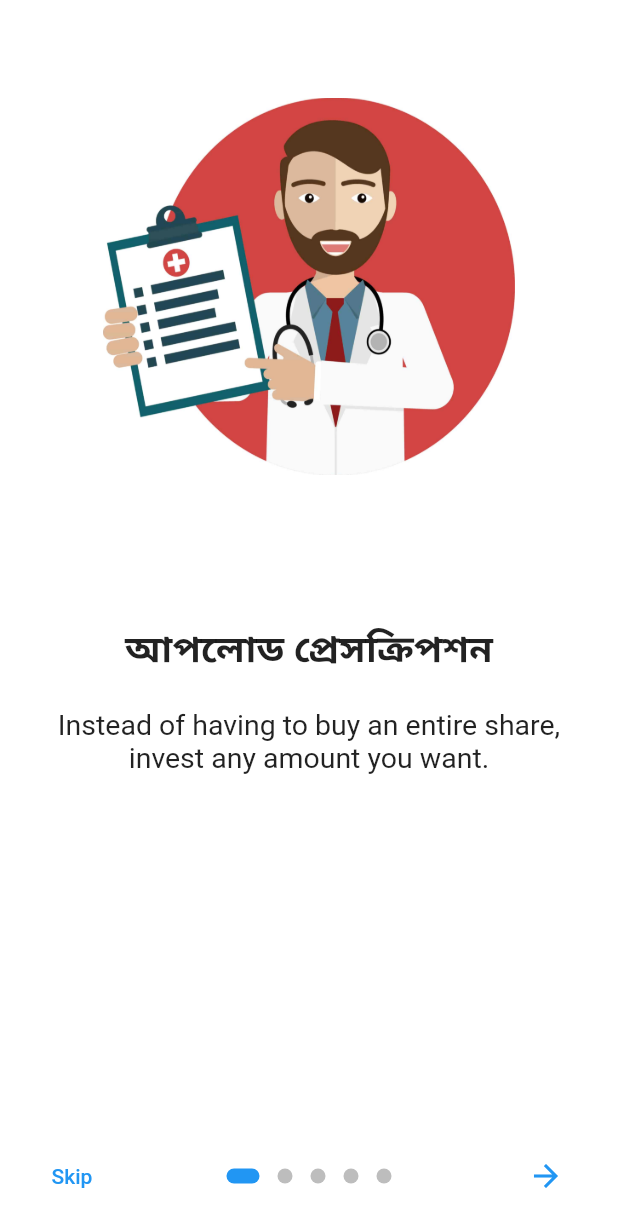
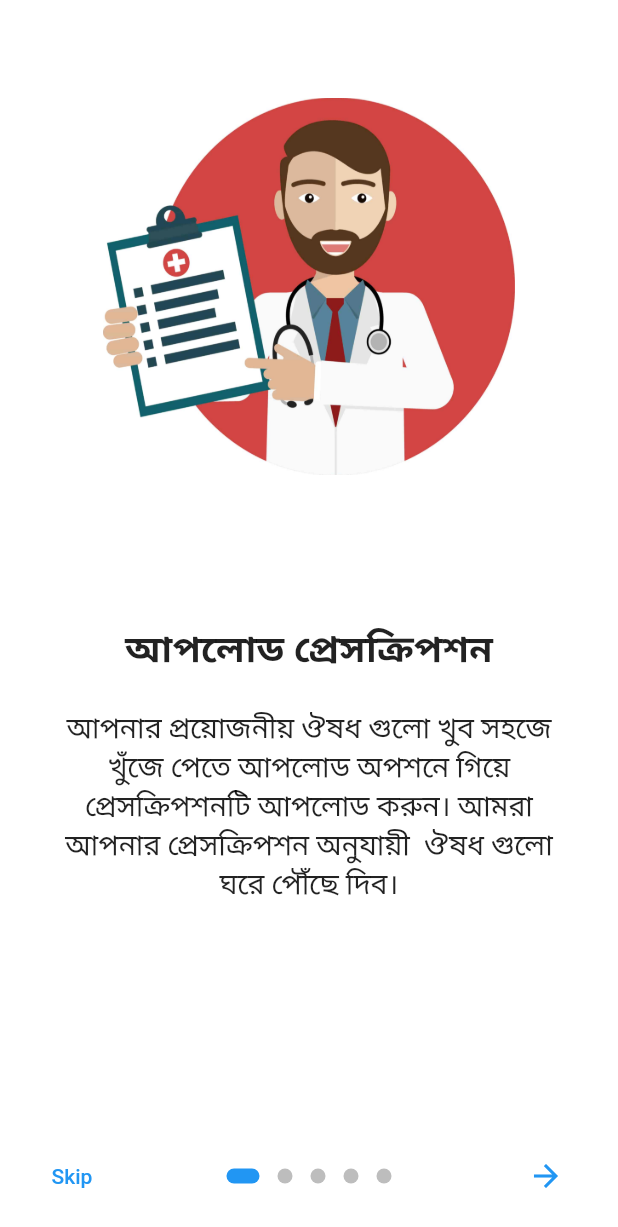
Before and after one commit to SujoySarkar/MediShop, a Flutter app: the screen it shows after launch, on a phone screen of 412 x 824 dp. Shown: the top 1227 px of the screen. Run offline on Flutter 3.47's test engine with Material 2 defaults, Android fonts, the phone set to English and light mode, and no system bars; drawn by our look-alikes of introduction_screen; our stand-ins replace firebase_auth, shared_preferences; accounts and stored records are empty.

Commit message:
Medicine Ecommerce Application

```diff
--- a/lib/UI/CustomWidget/custombutton.dart
+++ b/lib/UI/CustomWidget/custombutton.dart
@@ -2,7 +2,7 @@ import 'package:flutter/cupertino.dart';
 import 'package:flutter/material.dart';
 import 'package:medishop/ResponsiveDesign/sizeconfig.dart';
 
-Widget CustomButton(String centertext){
+Widget CustomButton(String centertext, Function onPressed){
   return  Container(
       height: SizeConfig.screenheight*0.055,
       width: SizeConfig.screenwidth,
@@ -14,9 +14,7 @@ Widget CustomButton(String centertext){
         borderRadius: BorderRadius.all(Radius.circular(5)),
           color: Colors.green,
           child: InkWell(
-            onTap: () {
-
-            },
+            onTap: onPressed,
             splashColor: Colors.white,
             child: Center(
               child: Text(
--- a/lib/UI/OnboardPages/onboardingcontrol.dart
+++ b/lib/UI/OnboardPages/onboardingcontrol.dart
@@ -1,8 +1,8 @@
 import 'package:flutter/material.dart';
-import 'package:flutter/services.dart';
 import 'package:introduction_screen/introduction_screen.dart';
 import 'package:medishop/ResponsiveDesign/sizeconfig.dart';
 import 'package:medishop/UI/LoginScreen/loginpage.dart';
+import 'package:medishop/UI/allstring.dart';
 
 class OnBoardingPage extends StatefulWidget {
   @override
@@ -13,10 +13,7 @@ class _OnBoardingPageState extends State<OnBoardingPage> {
 
   @override
   void initState() {
-    SystemChrome.setEnabledSystemUIOverlays(SystemUiOverlay.values);
-    SystemChrome.setSystemUIOverlayStyle(SystemUiOverlayStyle(
-        statusBarColor: Colors.green
-    ));
+
     super.initState();
   }
   final introKey = GlobalKey<IntroductionScreenState>();
@@ -57,40 +54,33 @@ class _OnBoardingPageState extends State<OnBoardingPage> {
               PageViewModel(
                 title: "আপলোড প্রেসক্রিপশন",
                 body:
-                "Instead of having to buy an entire share, invest any amount you want.",
+                AllString.uploaddescription,
                 image: _buildImage("images/uploadprescription.jpg"),
                 decoration: pageDecoration,
               ),
               PageViewModel(
                 title: "হোম ডেলিভারী",
                 body:
-                "Download the Stockpile app and master the market with our mini-lesson.",
+                AllString.homedelivery,
                 image: _buildImage('images/homedelivery.jpg'),
                 decoration: pageDecoration,
               ),
               PageViewModel(
                 title: "অফার",
                 body:
-                "Kids and teens can track their stocks 24/7 and place trades that you approve.",
+                AllString.offer,
                 image: _buildImage('images/offer.jpg'),
                 decoration: pageDecoration,
               ),
               PageViewModel(
                 title: "মেডিসিন কালেকশন",
-                body: "Another beautiful body text for this example onboarding",
+                body: AllString.medicinecollection,
                 image: _buildImage('images/medicines.png'),
                 decoration: pageDecoration,
               ),
               PageViewModel(
                 title: "ক্যাশ অন ডেলিভারি",
-                bodyWidget: Row(
-                  mainAxisAlignment: MainAxisAlignment.center,
-                  children: const [
-                    Text("Click on ", style: bodyStyle),
-                    Icon(Icons.edit),
-                    Text(" to edit a post", style: bodyStyle),
-                  ],
-                ),
+                body: AllString.cashondelivery,
                 image: _buildImage('images/cashondelivery.png'),
                 decoration: pageDecoration,
               ),
--- a/lib/UI/allstring.dart
+++ b/lib/UI/allstring.dart
@@ -0,0 +1,9 @@
+class AllString{
+  // onboarding screen
+  static const uploaddescription = "আপনার প্রয়োজনীয় ঔষধ গুলো খুব সহজে খুঁজে পেতে আপলোড অপশনে গিয়ে প্রেসক্রিপশনটি আপলোড করুন। আমরা আপনার প্রেসক্রিপশন অনুযায়ী  ঔষধ গুলো ঘরে পৌঁছে দিব।";
+  static const homedelivery = "আমরা আপনাদের জন্য নিয়ে এসেছি অনলাইন ফামেসী হোম সার্ভিস। এতে করে আপনাদের প্রয়োজনীয় ঔষধ ঘরে বসেই অর্ডার করতে পারবেন।";
+  static const offer = "ফার্মেসীর থেকে কম মূল্যে আমরা ঔষধ সরবরাহ করে থাকি। এছাড়াও সকল প্রকার ঔষধে রয়েছে বিশেষ মূল্য ছাড়।";
+  static const medicinecollection = "আমরা প্রেসক্রিপশন মাধ্যমে সকল ধরনের ঔষধসরবরাহ করে থাকি। এছাড়াও বিভিন্ন ধরনের সার্জিকেল প্রোডাক্টের পাশাপাশি অনন্যা রোগীদের জন্যও প্রয়োজনীয় ঔষধ সরবরাহ করে থাকি।";
+  static const cashondelivery = "আমাদের রয়েছে কেশ অন ডেলিভারি সিস্টেম। আপনার অর্ডারকৃত প্রোডাক্টটি আমরা আপনার হাতে পৌঁছনোর পর এর মূল্য নিয়ে থাকি।";
+
+}
--- a/lib/main.dart
+++ b/lib/main.dart
@@ -1,5 +1,8 @@
 import 'package:flutter/material.dart';
+import 'package:flutter/services.dart';
+import 'package:medishop/Logic/phoneauthlogic.dart';
 import 'package:medishop/UI/SplashScreen/splash.dart';
+import 'package:provider/provider.dart';
 
 void main() {
   runApp(MyApp());
@@ -9,7 +12,10 @@ class MyApp extends StatelessWidget {
   // This widget is the root of your application.
   @override
   Widget build(BuildContext context) {
-    return MaterialApp(
+    SystemChrome.setPreferredOrientations([DeviceOrientation.portraitUp]);
+    return ChangeNotifierProvider(
+      create: (context)=>LoginwithPhone(),
+      child: MaterialApp(
         debugShowCheckedModeBanner: false,
         title: 'MediShop BD',
         theme: ThemeData(
@@ -17,6 +23,7 @@ class MyApp extends StatelessWidget {
           visualDensity: VisualDensity.adaptivePlatformDensity,
         ),
         home: Splash(),
+      ),
     );
   }
 }
--- a/pubspec.yaml
+++ b/pubspec.yaml
@@ -25,6 +25,11 @@ dependencies:
     sdk: flutter
   shared_preferences: ^0.5.8
   introduction_screen: ^1.0.9
+  provider: ^4.3.1
+  firebase_core: ^0.4.0+9
+  firebase_auth: ^0.14.0+5
+  cloud_firestore: ^0.13.0+1
+  firebase_storage: ^3.0.8
 
 
   # The following adds the Cupertino Icons font to your application.
```
Also changed, not shown: lib/Logic/phoneauthlogic.dart (added, +112 -0 lines), lib/UI/Dashboard/home.dart (added, +8 -0 lines), lib/UI/LoginScreen/loginpage.dart (+82 -32 lines), pubspec.lock, 3 other files. Lines whose indentation alone changed are shown as unchanged.
